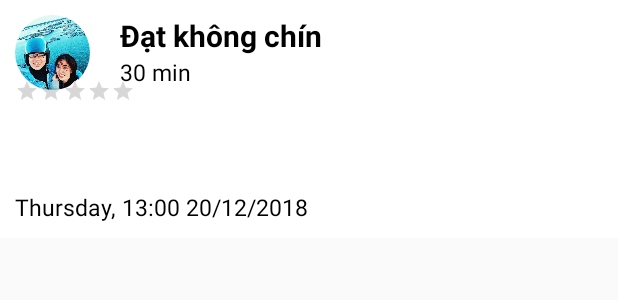
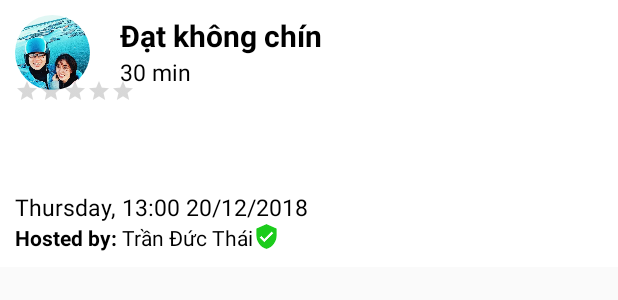
Before and after one commit to OrionKaito/GigsHub, an Android app: the layout list_gigs.xml on its own in the app's theme, with its tools: preview values and no code run, on a phone screen of 412 x 824 dp. Shown: the top 300 px of the screen. Run offline under Robolectric (Android 15) with nearby library versions, the phone set to English and light mode, and no system bars.

Commit message:
commit verified user

```diff
--- a/Mobile/Gigshub1/app/src/main/res/layout/list_gigs.xml
+++ b/Mobile/Gigshub1/app/src/main/res/layout/list_gigs.xml
@@ -81,6 +81,7 @@
         android:textSize="15sp" />
 
     <TextView
+        android:id="@+id/tv_gigs_time"
         android:layout_width="match_parent"
         android:layout_height="wrap_content"
         android:layout_below="@id/tv_gigs_place"
@@ -88,4 +89,28 @@
         android:text="Thursday, 13:00 20/12/2018"
         android:textColor="@color/black"
         android:textSize="15sp" />
+    <LinearLayout
+        android:layout_below="@+id/tv_gigs_time"
+        android:layout_width="match_parent"
+        android:layout_height="wrap_content"
+        android:orientation="horizontal">
+        <TextView
+            android:layout_width="wrap_content"
+            android:layout_height="wrap_content"
+            android:text="Hosted by: "
+            android:textColor="@color/black"
+            android:textStyle="bold"/>
+        <TextView
+            android:id="@+id/tv_hosted_user"
+            android:layout_width="wrap_content"
+            android:layout_height="wrap_content"
+            android:text="Trần Đức Thái"
+            android:textColor="@color/black"/>
+        <ImageView
+            android:layout_width="18dp"
+            android:layout_height="18dp"
+            android:src="@drawable/ic_verified_user"
+            android:visibility="visible"/>
+    </LinearLayout>
+
 </RelativeLayout>
```
Also changed, not shown: Mobile/Gigshub1/app/src/main/res/layout/fragment_personal.xml (+12 -10 lines).
